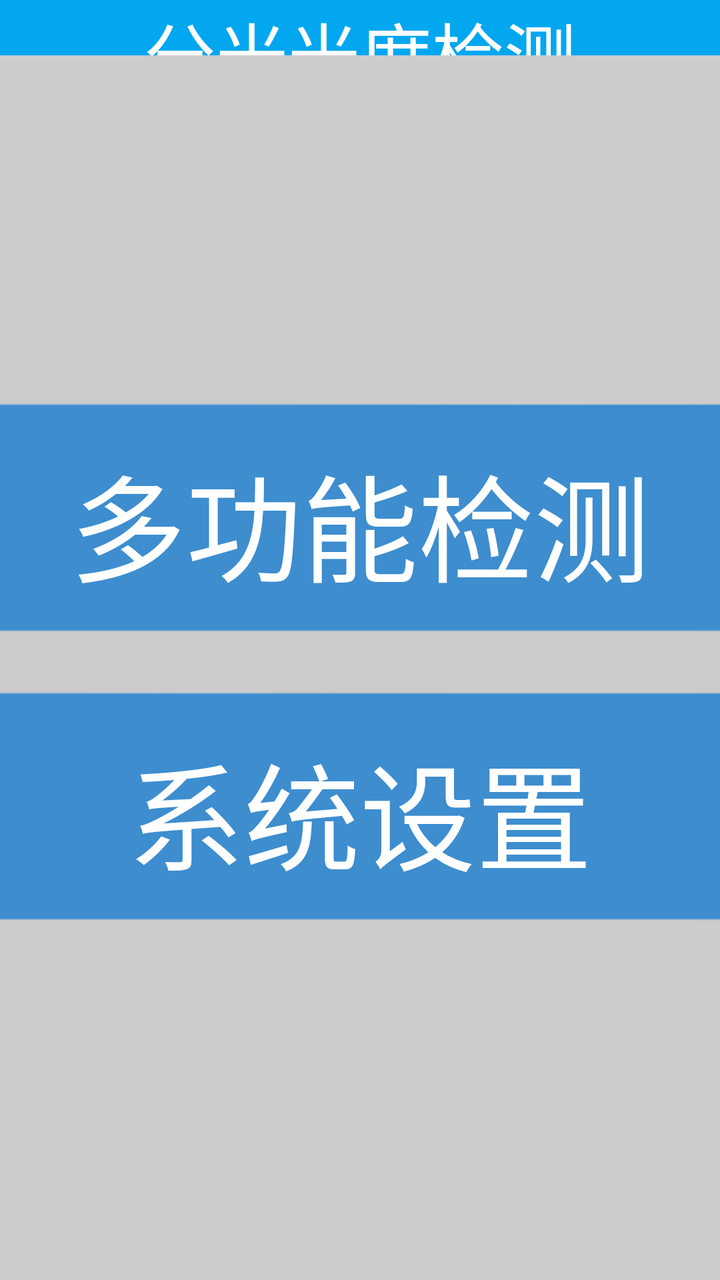
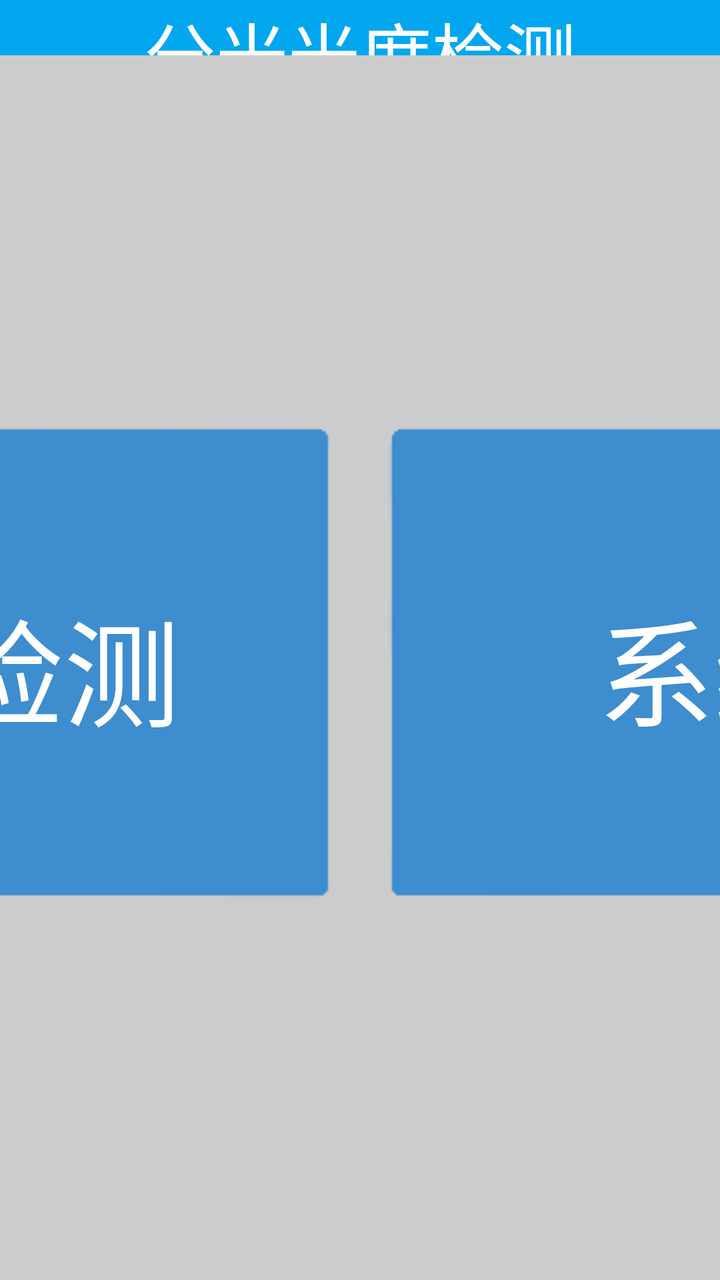

An Android layout rendered at two revisions. The XML below is the earlier revision; the diff shows what the commit changed to produce the second picture.
<!-- AndroidManifest.xml: application theme AppTheme -->
<!-- res/layout/activity_main_multifuction.xml -->
<?xml version="1.0" encoding="utf-8"?>
<androidx.constraintlayout.widget.ConstraintLayout xmlns:android="http://schemas.android.com/apk/res/android"
    xmlns:app="http://schemas.android.com/apk/res-auto"
    xmlns:tools="http://schemas.android.com/tools"
    android:layout_width="match_parent"
    android:layout_height="match_parent"
    android:background="#CCCCCC"
    android:orientation="vertical"
    tools:context="com.open.soft.openappsoft.multifuction.activity.MainActivity">

    <TextView
        android:id="@+id/tv_title"
        android:layout_width="match_parent"
        android:layout_height="0dp"
        app:layout_constraintTop_toTopOf="parent"
        app:layout_constraintDimensionRatio="h,13:1"
        android:textSize="36sp"
        android:layout_weight="1"
        android:background="@color/THEME_COLOR"
        android:gravity="center"
        android:text="分光光度检测"
        android:textColor="@color/white"
        />

    <LinearLayout
        android:layout_width="match_parent"
        android:layout_height="0dp"
        app:layout_constraintTop_toBottomOf="@+id/tv_title"
        app:layout_constraintBottom_toBottomOf="parent"
        android:gravity="center"
        android:orientation="vertical">

        <Button
            android:id="@+id/btn_pesticide_test"
            style="?android:attr/borderlessButtonStyle"
            android:layout_width="450dp"
            android:layout_height="wrap_content"
            android:background="@drawable/btn_default1"
            android:padding="20dp"
            android:layout_margin="10dp"
            android:textColor="@android:color/white"
            android:textSize="58dp"
            android:text="多功能检测"
            android:visibility="visible"
            />

        <Button
            android:id="@+id/btn_data_manage"
            style="?android:attr/borderlessButtonStyle"
            android:layout_width="450dp"
            android:layout_height="wrap_content"
            android:background="@drawable/btn_default1"
            android:padding="20dp"
            android:layout_margin="10dp"
            android:text="数据管理"
            android:textColor="@android:color/white"
            android:visibility="gone"
            android:textSize="58dp" />

        <Button
            android:id="@+id/btn_sys_setting"
            style="?android:attr/borderlessButtonStyle"
            android:layout_width="450dp"
            android:layout_height="wrap_content"
            android:layout_marginLeft="20dp"
            android:layout_marginRight="20dp"
            android:background="@drawable/btn_default1"
            android:padding="20dp"
            android:layout_margin="10dp"
            android:text="系统设置"
            android:textColor="@android:color/white"
            android:textSize="58dp"
            />

    </LinearLayout>


</androidx.constraintlayout.widget.ConstraintLayout>
<!-- resources referenced by this layout -->
<resources>
  <color name="THEME_COLOR">#02A7F0</color>
  <color name="white">#ffffff</color>
  <!-- drawable btn_default1 (drawable) -->
  <?xml version="1.0" encoding="utf-8"?>
  <selector xmlns:android="http://schemas.android.com/apk/res/android">
      <item android:state_pressed="true" android:drawable="@drawable/btn_blue_selected1"></item>
      <item android:state_pressed="false" android:drawable="@drawable/btn_blue_normal1"></item>
      <item android:drawable="@drawable/btn_blue_normal1"></item>
  </selector>
  <style name="AppTheme" parent="Theme.AppCompat.Light.DarkActionBar">
          
          <item name="android:windowNoTitle">true</item>
          <item name="android:windowFullscreen">true</item>
      </style>
  <!-- drawable btn_blue_selected1: png bitmap (drawable, 444 bytes) -->
  <!-- drawable btn_blue_normal1: png bitmap (drawable, 832 bytes) -->
</resources>

<!-- the commit's change to res/layout/activity_main_multifuction.xml (unified diff, before → after) -->
@@ -12,65 +12,64 @@
         android:id="@+id/tv_title"
         android:layout_width="match_parent"
         android:layout_height="0dp"
-        app:layout_constraintTop_toTopOf="parent"
-        app:layout_constraintDimensionRatio="h,13:1"
-        android:textSize="36sp"
         android:layout_weight="1"
         android:background="@color/THEME_COLOR"
         android:gravity="center"
         android:text="分光光度检测"
         android:textColor="@color/white"
-        />
+        android:textSize="36sp"
+        app:layout_constraintDimensionRatio="h,13:1"
+        app:layout_constraintTop_toTopOf="parent" />
 
     <LinearLayout
         android:layout_width="match_parent"
         android:layout_height="0dp"
-        app:layout_constraintTop_toBottomOf="@+id/tv_title"
+        android:gravity="center"
+        android:orientation="horizontal"
         app:layout_constraintBottom_toBottomOf="parent"
-        android:gravity="center"
-        android:orientation="vertical">
+        app:layout_constraintTop_toBottomOf="@+id/tv_title">
 
         <Button
             android:id="@+id/btn_pesticide_test"
             style="?android:attr/borderlessButtonStyle"
             android:layout_width="450dp"
             android:layout_height="wrap_content"
+            android:layout_margin="10dp"
             android:background="@drawable/btn_default1"
-            android:padding="20dp"
-            android:layout_margin="10dp"
+            android:paddingTop="80dp"
+            android:paddingBottom="80dp"
+            android:text="多功能检测"
             android:textColor="@android:color/white"
             android:textSize="58dp"
-            android:text="多功能检测"
-            android:visibility="visible"
-            />
+            android:visibility="visible" />
 
         <Button
             android:id="@+id/btn_data_manage"
             style="?android:attr/borderlessButtonStyle"
             android:layout_width="450dp"
             android:layout_height="wrap_content"
+            android:layout_margin="10dp"
             android:background="@drawable/btn_default1"
             android:padding="20dp"
-            android:layout_margin="10dp"
             android:text="数据管理"
             android:textColor="@android:color/white"
-            android:visibility="gone"
-            android:textSize="58dp" />
+            android:textSize="58dp"
+            android:visibility="gone" />
 
         <Button
             android:id="@+id/btn_sys_setting"
             style="?android:attr/borderlessButtonStyle"
             android:layout_width="450dp"
             android:layout_height="wrap_content"
+            android:layout_margin="10dp"
             android:layout_marginLeft="20dp"
             android:layout_marginRight="20dp"
             android:background="@drawable/btn_default1"
-            android:padding="20dp"
-            android:layout_margin="10dp"
+            android:paddingTop="80dp"
+            android:paddingBottom="80dp"
             android:text="系统设置"
             android:textColor="@android:color/white"
-            android:textSize="58dp"
-            />
+            android:textSize="58dp" />
 
     </LinearLayout>
 
